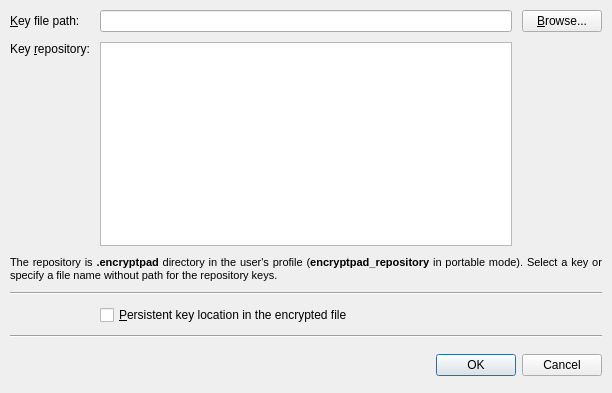
Before: the Qt Designer form qt_ui/set_key_dialog.ui in evpo/EncryptPad, drawn with Qt 5.
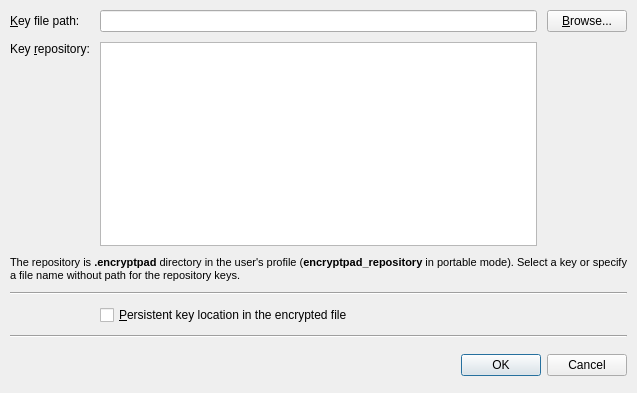
After: the same form once the commit is applied.

Commit message: Made the set key dialog a bit wide to improve the text

```diff
--- a/qt_ui/set_key_dialog.ui
+++ b/qt_ui/set_key_dialog.ui
@@ -9,7 +9,7 @@
    <rect>
     <x>0</x>
     <y>0</y>
-    <width>612</width>
+    <width>637</width>
     <height>393</height>
    </rect>
   </property>
```
